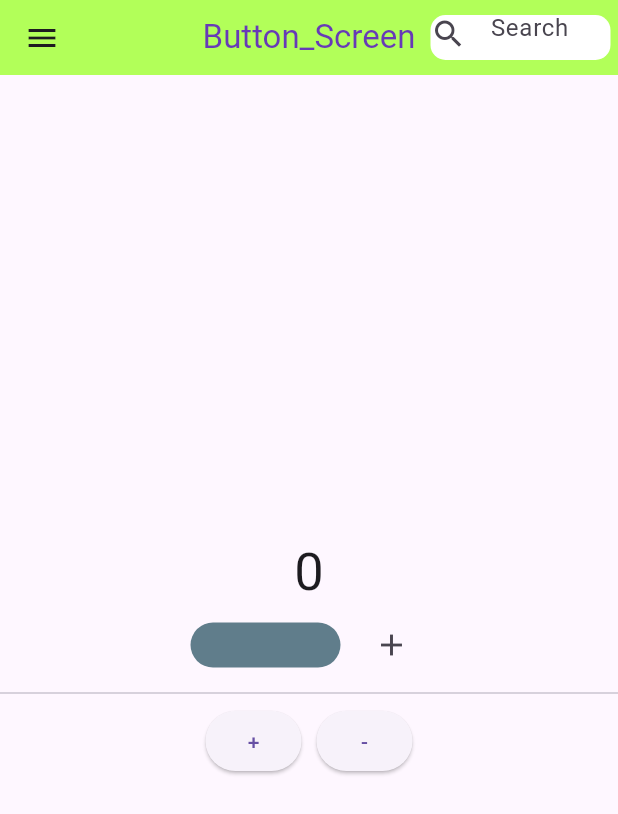
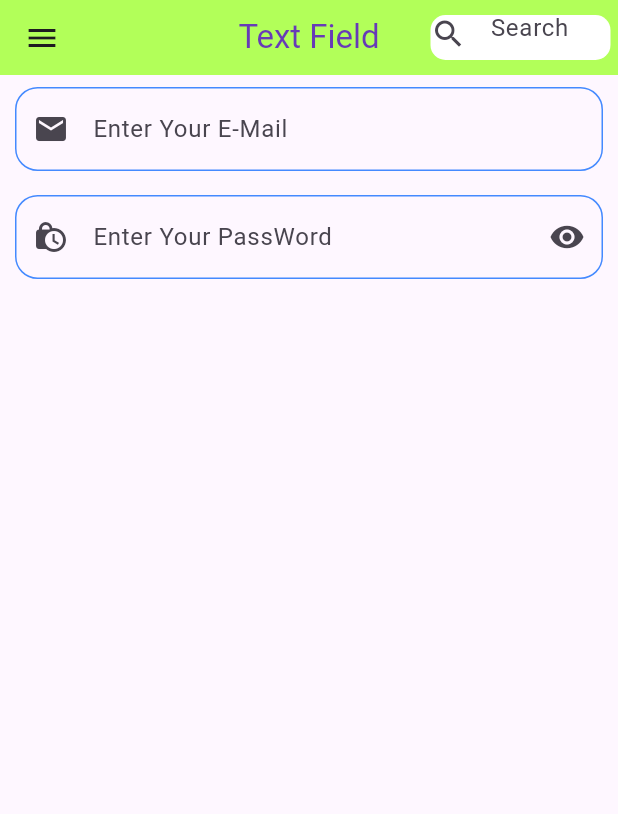
Before and after one commit to taposroy306919-collab/Screen-2.0, a Flutter app: the screen it shows after launch, on a phone screen of 412 x 824 dp. Shown: the top 814 px of the screen. Run offline on Flutter 3.47's test engine with Material 3 defaults, Android fonts, the light colour scheme and no system bars.

Commit message:
User Input/Text Field

```diff
--- a/lib/button.dart
+++ b/lib/button.dart
@@ -81,6 +81,21 @@ class _ButtonScreenState extends State<ButtonScreen> {
                     },
                     icon: Icon(Icons.add)
                 ),
+                GestureDetector(
+                  onTap: () {
+                    count=count+10;
+                    setState(() {
+                    });
+                  },
+                  child: Container(
+                    height: 30,
+                    width: 100,
+                    decoration: BoxDecoration(
+                      borderRadius: BorderRadius.circular(17),
+                      color: Colors.blueGrey,
+                    ),
+                  ),
+                ),
               ],
             ),
             Divider(),
--- a/lib/main.dart
+++ b/lib/main.dart
@@ -1,5 +1,6 @@
 import 'package:app7/my_screen.dart';
 import 'package:app7/product_screen.dart';
+import 'package:app7/text_field.dart';
 import 'package:flutter/material.dart';
 import 'package:app7/button.dart';
 
@@ -9,7 +10,7 @@ void main(){
   runApp(
     MaterialApp(
       debugShowCheckedModeBanner: false,
-      home: ButtonScreen(),
+      home: TextFieldScreen(),
     ),
   );
 }
--- /dev/null
+++ b/lib/text_field.dart
@@ -0,0 +1,116 @@
+import 'package:flutter/material.dart';
+class TextFieldScreen extends StatefulWidget {
+  const TextFieldScreen({super.key});
+
+  @override
+  State<TextFieldScreen> createState() => _TextFieldScreenState();
+}
+
+class _TextFieldScreenState extends State<TextFieldScreen> {
+
+  TextEditingController email = TextEditingController();
+  @override
+  Widget build(BuildContext context) {
+    return Scaffold(
+      appBar: AppBar(
+        centerTitle: true,
+        backgroundColor: Colors.lightGreenAccent,
+        toolbarHeight: 50,
+        leading: Icon(Icons.menu),
+        title: Text(
+          "Text Field",
+          style: TextStyle(
+            color: Colors.deepPurple,
+          ),
+        ),
+        actions: [
+          Container(
+            height: 30,
+            width: 120,
+            margin: EdgeInsets.only(right: 5),
+            //color: Colors.white,
+            //padding: EdgeInsets.symmetric(vertical: 2),
+            padding: EdgeInsets.only(bottom: 5),
+            decoration: BoxDecoration(
+                borderRadius: BorderRadius.circular(10),
+                color: Colors.white
+            ),
+            child: TextField(
+                decoration: InputDecoration(
+                    hintText: "Search",
+                    border: InputBorder.none,
+                    icon: Icon(Icons.search)
+                )
+            ),
+          ),
+        ],
+      ),
+
+      body: Center(
+        child: Column(
+          children: [
+            Padding(
+              padding: EdgeInsets.symmetric(vertical: 8,horizontal: 10),
+              child: TextField(
+                controller: email,
+                keyboardType: TextInputType.text,
+                onChanged: (c) {
+                  print("$c");
+                },
+                decoration: InputDecoration(
+                  prefixIcon: Icon(Icons.email),
+                  labelText: "Enter Your E-Mail",
+                  //suffixIcon: Icon(Icons.dark_mode),
+                  border: OutlineInputBorder(
+                    borderRadius: BorderRadius.circular(2)
+                  ),
+                  enabledBorder: OutlineInputBorder(
+                    borderRadius: BorderRadius.circular(15),
+                    borderSide: BorderSide(color: Colors.blueAccent)
+
+                  ),
+                  focusedBorder: OutlineInputBorder(
+                      borderRadius: BorderRadius.circular(40),
+                      borderSide: BorderSide(color: Colors.red)
+                  ),
+                  errorBorder: OutlineInputBorder(
+                        borderRadius: BorderRadius.circular(5),
+                        borderSide: BorderSide(color: Colors.greenAccent)
+                    ),
+                )
+              ),
+            ),
+            Padding(
+              padding: EdgeInsets.symmetric(vertical: 8,horizontal: 10),
+              child: TextField(
+                  decoration: InputDecoration(
+                    prefixIcon: Icon(Icons.lock_clock),
+                    labelText: "Enter Your PassWord",
+                    suffixIcon: Icon(Icons.remove_red_eye),
+                    border: OutlineInputBorder(
+                        borderRadius: BorderRadius.circular(2)
+                    ),
+                    enabledBorder: OutlineInputBorder(
+                        borderRadius: BorderRadius.circular(15),
+                        borderSide: BorderSide(color: Colors.blueAccent)
+
+                    ),
+                    focusedBorder: OutlineInputBorder(
+                        borderRadius: BorderRadius.circular(40),
+                        borderSide: BorderSide(color: Colors.red)
+                    ),
+                    errorBorder: OutlineInputBorder(
+                        borderRadius: BorderRadius.circular(5),
+                        borderSide: BorderSide(color: Colors.greenAccent)
+                    ),
+                  )
+              ),
+            ),
+
+
+          ],
+        ),
+      ),
+    );
+  }
+}
```
